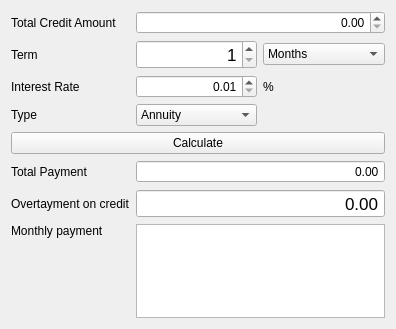
The window that SmartCalc2/view/creditwindow.ui (SergSinitsyn/Smart-Calculator) describes before a commit, drawn with Qt 5.
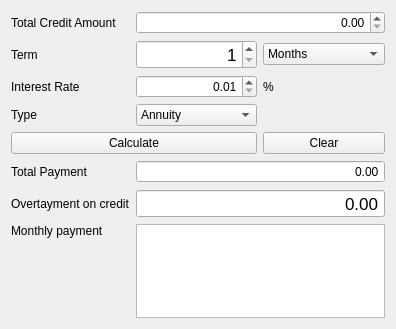
The same window after the commit.

```diff
--- a/SmartCalc2/view/creditwindow.ui
+++ b/SmartCalc2/view/creditwindow.ui
@@ -84,13 +84,6 @@
      </property>
     </widget>
    </item>
-   <item row="4" column="0" colspan="3">
-    <widget class="QPushButton" name="pushButton_Calculate">
-     <property name="text">
-      <string>Calculate</string>
-     </property>
-    </widget>
-   </item>
    <item row="0" column="1" colspan="2">
     <widget class="QDoubleSpinBox" name="doubleSpinBox_TotalCreditAmount">
      <property name="alignment">
@@ -210,6 +203,20 @@
      </property>
     </widget>
    </item>
+   <item row="4" column="0" colspan="2">
+    <widget class="QPushButton" name="pushButton_Calculate">
+     <property name="text">
+      <string>Calculate</string>
+     </property>
+    </widget>
+   </item>
+   <item row="4" column="2">
+    <widget class="QPushButton" name="pushButton_Clear">
+     <property name="text">
+      <string>Clear</string>
+     </property>
+    </widget>
+   </item>
   </layout>
  </widget>
  <tabstops>
```
